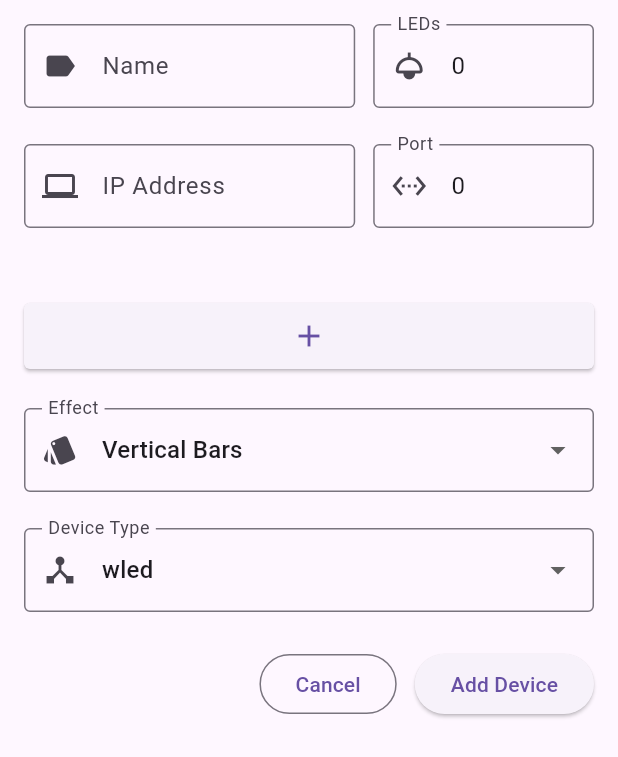
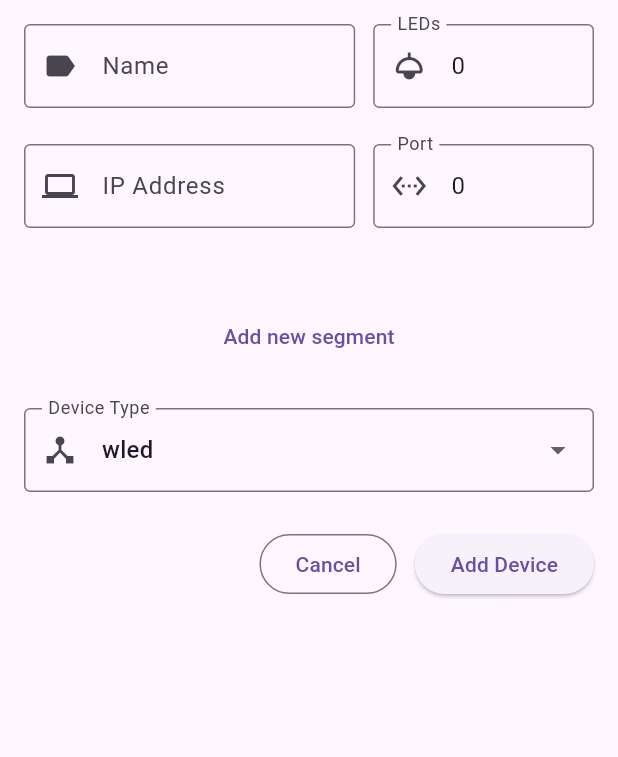
Before and after one commit to encrust-ace/udp_master, a Flutter app: the AddDevice widget shown alone on an empty page, opened directly with empty values, on a phone screen of 412 x 824 dp. Shown: the top 757 px of the screen. Run offline on Flutter 3.47's test engine with Material 3 defaults, Android fonts, the phone set to English and light mode, and no system bars; our stand-ins replace file_picker, flutter_colorpicker, permission_handler, shared_preferences, webview_flutter; missing offline and left inert: bonsoir, flutter_background, flutter_recorder, flutter_webrtc; accounts and stored records are empty; statements that could not run were skipped.

Commit message:
Segments support

```diff
--- a/lib/effects/center_pulse.dart
+++ b/lib/effects/center_pulse.dart
@@ -26,7 +26,7 @@ List<int> renderCenterPulsePacket({
   final double hue = (features.hue % 360) / 360;
   final double beatBoost = features.isBeat ? 1.2 : 1.0;
 
-  for (Segment segment in device.segments ?? []) {
+  for (Segment segment in device.segments) {
     final int count = segment.endIndex - segment.startIndex + 1;
     final double half = count / 2;
     final double spread = rawStrength * half;
--- a/lib/effects/music_rhythm.dart
+++ b/lib/effects/music_rhythm.dart
@@ -85,7 +85,7 @@ List<int> renderBeatDropEffect({
   final int risingBottomLeds = _currentRisingLedsCount.round();
   final int dropLedPosition = _currentDropLogicalPos.floor();
 
-  for (Segment segment in device.segments ?? []) {
+  for (Segment segment in device.segments) {
     final int count = segment.endIndex - segment.startIndex + 1;
     _currentRisingLedsCount = _currentRisingLedsCount.clamp(
       0.0,
--- a/lib/effects/vertical_bars.dart
+++ b/lib/effects/vertical_bars.dart
@@ -9,7 +9,8 @@ List<int> renderVerticalBars({
   required AudioFeatures features,
   required double brightness,
   required double saturation,
-  double gain = 0.0, // NEW PARAMETER
+  double gain = 0.0,
+  required double smooth,
 }) {
   final List<int> packet = [0x02, 0x04];
 
@@ -24,14 +25,12 @@ List<int> renderVerticalBars({
   );
 
   // Smooth the output (EMA)
-  const double smoothFactor = 0.2;
   _previousBarStrength =
-      (_previousBarStrength * (1 - smoothFactor)) +
-      (rawStrength * smoothFactor);
+      (_previousBarStrength * (1 - smooth)) + (rawStrength * smooth);
 
   final double barStrength = _previousBarStrength;
 
-  for (Segment segment in device.segments ?? []) {
+  for (Segment segment in device.segments) {
     final int count = segment.endIndex - segment.startIndex + 1;
     for (int i = 0; i < count; i++) {
       final double pos = (i + 0.5) / count;
--- a/lib/models.dart
+++ b/lib/models.dart
@@ -15,11 +15,7 @@ class Segment {
   final int startIndex;
   final int endIndex;
 
-  Segment({
-    required this.id,
-    required this.startIndex,
-    required this.endIndex,
-  });
+  Segment({required this.id, required this.startIndex, required this.endIndex});
 
   Map<String, dynamic> toJson() => {
     'id': id,
@@ -56,10 +52,9 @@ class LedDevice {
   final String ip;
   final int port;
   final int ledCount;
-  final String effect;
   final bool isEffectEnabled;
   final DeviceType type;
-  final List<Segment>? segments;
+  final List<Segment> segments;
 
   LedDevice({
     required this.id,
@@ -67,7 +62,6 @@ class LedDevice {
     required this.ip,
     required this.port,
     required this.ledCount,
-    required this.effect,
     required this.isEffectEnabled,
     required this.type,
     required this.segments,
@@ -80,9 +74,8 @@ class LedDevice {
     int? port,
     int? ledCount,
     DeviceType? type,
-    String? effect,
     bool? isEffectEnabled,
-    List<Segment>? segments,
+    List<Segment> ?segments,
   }) {
     return LedDevice(
       id: id ?? this.id, // ID should not change
@@ -91,7 +84,6 @@ class LedDevice {
       port: port ?? this.port,
       ledCount: ledCount ?? this.ledCount,
       type: type ?? this.type,
-      effect: effect ?? this.effect,
       isEffectEnabled: isEffectEnabled ?? this.isEffectEnabled,
       segments: segments ?? this.segments,
     );
@@ -103,10 +95,9 @@ class LedDevice {
     'ip': ip,
     'port': port,
     'ledCount': ledCount,
-    'effect': effect,
     'isEffectEnabled': isEffectEnabled,
     'type': type.name,
-    'segments': segments?.map((s) => s.toJson()).toList(),
+    'segments': segments.map((s) => s.toJson()).toList(),
   };
 
   factory LedDevice.fromJson(Map<String, dynamic> json) {
@@ -116,14 +107,13 @@ class LedDevice {
       ip: json['ip'] as String,
       port: json['port'] as int,
       ledCount: json['ledCount'] as int,
-      effect: json['effect'] as String,
       isEffectEnabled: json['isEffectEnabled'] as bool,
       type: DeviceType.values.firstWhere(
         (type) => type.name == json['type'],
         orElse: () => DeviceType.wled, // fallback if unknown
       ),
-      segments: (json['segments'] as List<dynamic>?)
-          ?.map((e) => Segment.fromJson(e as Map<String, dynamic>))
+      segments: (json['segments'] as List<dynamic>)
+          .map((e) => Segment.fromJson(e as Map<String, dynamic>))
           .toList(),
     );
   }
--- a/lib/screen/add_device.dart
+++ b/lib/screen/add_device.dart
@@ -19,7 +19,6 @@ class _AddDeviceState extends State<AddDevice> {
   final _ledCountController = TextEditingController();
   final _ipController = TextEditingController();
   final _portController = TextEditingController(text: '21324');
-  late LedEffect _selectedEffect;
   late List<Segment> _segments;
 
   DeviceType _selectedDeviceType = DeviceType.wled;
@@ -29,20 +28,12 @@ class _AddDeviceState extends State<AddDevice> {
     super.initState();
     final d = widget.device;
 
-    final provider = Provider.of<VisualizerProvider>(context, listen: false);
-
-    _selectedEffect = d.effect.isNotEmpty
-        ? provider.getEffectById(d.effect)
-        : provider.effects.first;
-
     _nameController.text = d.name;
     _ipController.text = d.ip;
     _ledCountController.text = d.ledCount.toString();
     _portController.text = d.port.toString();
     _selectedDeviceType = d.type;
-    _segments =
-        d.segments ??
-        [Segment(id: 'segment_1', startIndex: 0, endIndex: d.ledCount - 1)];
+    _segments = d.segments;
   }
 
   @override
@@ -64,7 +55,6 @@ class _AddDeviceState extends State<AddDevice> {
       name: _nameController.text.trim(),
       ip: _ipController.text.trim(),
       ledCount: int.parse(_ledCountController.text.trim()),
-      effect: _selectedEffect.id,
       isEffectEnabled: widget.device.isEffectEnabled,
       type: _selectedDeviceType,
       port: int.parse(_portController.text.trim()),
@@ -99,8 +89,6 @@ class _AddDeviceState extends State<AddDevice> {
 
   @override
   Widget build(BuildContext context) {
-    final provider = Provider.of<VisualizerProvider>(context, listen: false);
-
     return SingleChildScrollView(
       padding: const EdgeInsets.all(16),
       child: Form(
@@ -253,7 +241,7 @@ class _AddDeviceState extends State<AddDevice> {
               },
             ),
 
-            ElevatedButton(
+            TextButton(
               onPressed: () {
                 setState(() {
                   _segments.add(
@@ -265,32 +253,7 @@ class _AddDeviceState extends State<AddDevice> {
                   );
                 });
               },
-              style: ElevatedButton.styleFrom(
-                fixedSize: const Size(44, 44),
-                shape: RoundedRectangleBorder(
-                  borderRadius: BorderRadius.circular(4),
-                ),
-              ),
-              child: const Icon(Icons.add, size: 24),
-            ),
-            // Effect Dropdown
-            DropdownButtonFormField<LedEffect>(
-              decoration: _inputDecoration("Effect", Icons.style),
-              value: _selectedEffect,
-              items: provider.effects
-                  .map(
-                    (effect) => DropdownMenuItem(
-                      value: effect,
-                      child: Text(effect.name),
-                    ),
-                  )
-                  .toList(),
-              onChanged: (val) {
-                if (val != null) {
-                  setState(() => _selectedEffect = val);
-                }
-              },
-              validator: (value) => value == null ? 'Select effect' : null,
+              child: Text("Add new segment"),
             ),
 
             // Device Type Dropdown
--- a/lib/services/discover.dart
+++ b/lib/services/discover.dart
@@ -155,7 +155,7 @@ class _DeviceScanPageState extends State<DeviceScanPage> {
         return _discoverBonsoirDevices();
       case DeviceType.wiz:
         return _discoverWizDevices();
-      }
+    }
   }
 
   Future<List<Device>> _discoverBonsoirDevices() async {
@@ -278,7 +278,6 @@ class _DeviceScanPageState extends State<DeviceScanPage> {
             ip: device.ip,
             port: device.port,
             ledCount: device.ledCount,
-            effect: '',
             isEffectEnabled: true,
             type: deviceType,
             segments: [
--- a/lib/services/visualizer_provider.dart
+++ b/lib/services/visualizer_provider.dart
@@ -87,6 +87,13 @@ class VisualizerProvider with ChangeNotifier {
           'value': 1.0,
           'steps': 10,
           'default': 1.0,
+        },
+        'smooth': {
+          'min': 0.0,
+          'max': 1.0,
+          'value': 0.7,
+          'steps': 10,
+          'default': 0.7,
         },
       },
     ),
@@ -209,14 +216,6 @@ class VisualizerProvider with ChangeNotifier {
     _globalEffectId = effectId;
     final prefs = await SharedPreferences.getInstance();
     await prefs.setString('globalEffect', effectId);
-
-    // Update all devices to use the new global effect
-    final updatedDevices = _devices
-        .map((d) => d.copyWith(effect: effectId))
-        .toList();
-    _devices = updatedDevices;
-    await _saveDevices();
-
     notifyListeners();
     return true;
   }
@@ -426,35 +425,31 @@ class VisualizerProvider with ChangeNotifier {
     }
   }
 
-  void _processAudioData(AudioFeatures features) {
-    // Filter out only active devices once to avoid re-filtering in the loop
-    final activeDevices = _devices.where((d) => d.isEffectEnabled).toList();
-
-    for (final device in activeDevices) {
-      final effect = _effects[device.effect]!;
-      List<int> packetData = [];
-
+  List<int> _getPakcetData(
+    LedDevice device,
+    LedEffect effect,
+    AudioFeatures features,
+  ) {
     switch (effect.id) {
       case 'vertical-bars':
-          packetData = renderVerticalBars(
+        return renderVerticalBars(
+          device: device,
+          features: features,
+          gain: effect.parameters["gain"]!['value'],
+          brightness: effect.parameters["brightness"]!['value'],
+          saturation: effect.parameters["saturation"]!['value'],
+          smooth: effect.parameters["smooth"]!['value'],
+        );
+      case 'center-pulse':
+        return renderCenterPulsePacket(
           device: device,
           features: features,
           gain: effect.parameters["gain"]!['value'],
           brightness: effect.parameters["brightness"]!['value'],
           saturation: effect.parameters["saturation"]!['value'],
         );
-          break;
-        case 'center-pulse':
-          packetData = renderCenterPulsePacket(
-            device: device,
-            features: features,
-            gain: effect.parameters["gain"]!['value'],
-            brightness: effect.parameters["brightness"]!['value'],
-            saturation: effect.parameters["saturation"]!['value'],
-          );
-          break;
       case 'music-rhythm':
-          packetData = renderBeatDropEffect(
+        return renderBeatDropEffect(
           device: device,
           features: features,
           gain: effect.parameters["gain"]!['value'],
@@ -464,8 +459,18 @@ class VisualizerProvider with ChangeNotifier {
           decaySpeed: effect.parameters["decaySpeed"]!['value'],
           dropSpeed: effect.parameters["dropSpeed"]!['value'],
         );
-          break;
+      default:
+        return [];
     }
+  }
+
+  void _processAudioData(AudioFeatures features) {
+    // Filter out only active devices once to avoid re-filtering in the loop
+    final activeDevices = _devices.where((d) => d.isEffectEnabled).toList();
+
+    for (final device in activeDevices) {
+      final effect = _effects[_globalEffectId]!;
+      List<int> packetData = _getPakcetData(device, effect, features);
       if (packetData.isNotEmpty) {
         _udpSender.send(device, packetData);
       }
@@ -484,46 +489,12 @@ class VisualizerProvider with ChangeNotifier {
       ip: '127.0.0.1',
       port: 60,
       ledCount: 90,
-      effect: effect.id,
       isEffectEnabled: true,
       type: DeviceType.wled,
       segments: [Segment(id: 'segment_1', startIndex: 0, endIndex: 89)],
     );
 
-    List<int> packetData = [];
-
-    switch (effect.id) {
-      case 'vertical-bars':
-        packetData = renderVerticalBars(
-          device: simulatedDevice,
-          features: features,
-          gain: effect.parameters["gain"]!['value'],
-          brightness: effect.parameters["brightness"]!['value'],
-          saturation: effect.parameters["saturation"]!['value'],
-        );
-        break;
-      case 'center-pulse':
-        packetData = renderCenterPulsePacket(
-          device: simulatedDevice,
-          features: features,
-          gain: effect.parameters["gain"]!['value'],
-          brightness: effect.parameters["brightness"]!['value'],
-          saturation: effect.parameters["saturation"]!['value'],
-        );
-        break;
-      case 'music-rhythm':
-        packetData = renderBeatDropEffect(
-          device: simulatedDevice,
-          features: features,
-          gain: effect.parameters["gain"]!['value'],
-          brightness: effect.parameters["brightness"]!['value'],
-          saturation: effect.parameters["saturation"]!['value'],
-          raiseSpeed: effect.parameters["raiseSpeed"]!['value'],
-          decaySpeed: effect.parameters["decaySpeed"]!['value'],
-          dropSpeed: effect.parameters["dropSpeed"]!['value'],
-        );
-        break;
-    }
+    List<int> packetData = _getPakcetData(simulatedDevice, effect, features);
 
     if (packetData.isNotEmpty) {
       packets = packetData;
```
Also changed, not shown: lib/screen/home.dart (+27 -56 lines). Lines whose indentation alone changed are shown as unchanged.
